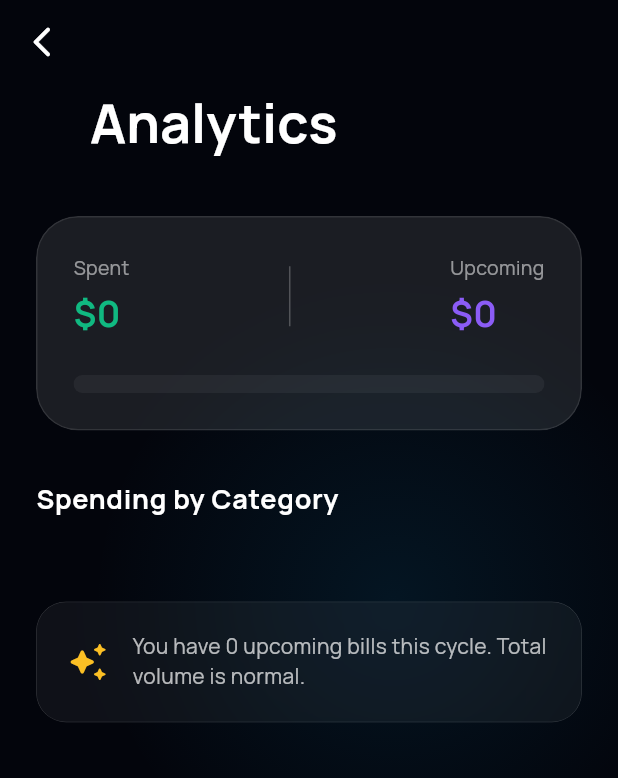
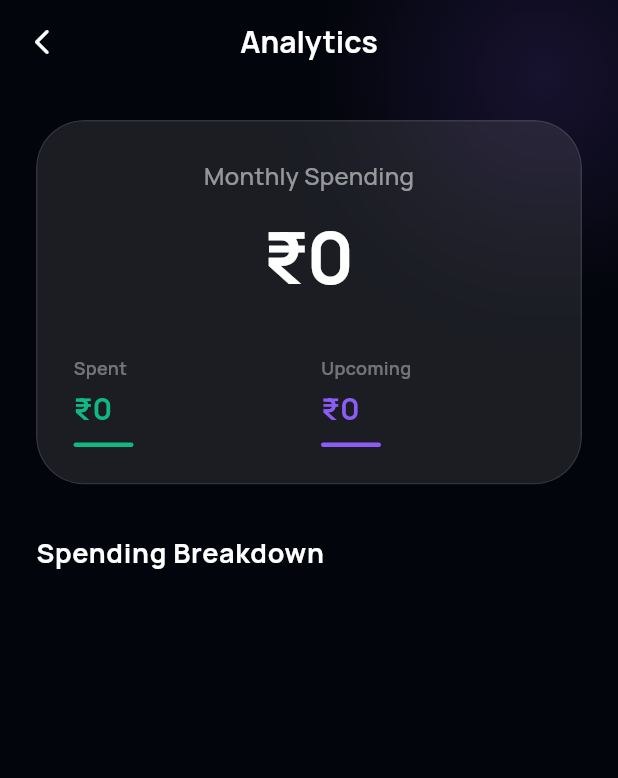
Before and after one commit to shashwatkarna/paymint_app, a Flutter app: the screen it shows once a user with an empty profile is signed in, item 2 of the bottom bar chosen, on a phone screen of 412 x 824 dp. Shown: the top 778 px of the screen. Run offline on Flutter 3.47's test engine with Material 3 defaults, Android fonts, the phone set to English and light mode, and no system bars; drawn by our look-alikes of glassmorphism_ui; our stand-ins replace cloud_firestore, firebase_auth, firebase_core, flutter_local_notifications, flutter_riverpod, google_fonts and 2 more; accounts and stored records are empty.

Commit message:
feat: implement bill management, state providers, and Firestore integration

```diff
--- a/lib/screens/calendar_screen.dart
+++ b/lib/screens/calendar_screen.dart
@@ -3,7 +3,7 @@ import 'package:flutter_riverpod/flutter_riverpod.dart';
 import 'package:table_calendar/table_calendar.dart';
 import 'package:glassmorphism_ui/glassmorphism_ui.dart';
 import '../models/bill_model.dart';
-import 'dashboard_screen.dart';
+import '../providers/bill_provider.dart';
 import '../widgets/bill_card.dart';
 import '../services/firestore_service.dart';
 
--- a/lib/screens/stats_screen.dart
+++ b/lib/screens/stats_screen.dart
@@ -3,7 +3,9 @@ import 'package:flutter_riverpod/flutter_riverpod.dart';
 import 'package:glassmorphism_ui/glassmorphism_ui.dart';
 import 'package:google_fonts/google_fonts.dart';
 import '../models/bill_model.dart';
-import 'dashboard_screen.dart';
+import '../providers/bill_provider.dart';
+import '../providers/user_provider.dart';
+import '../utils/bill_utils.dart';
 
 class StatsScreen extends ConsumerWidget {
   const StatsScreen({super.key});
@@ -11,43 +13,50 @@ class StatsScreen extends ConsumerWidget {
   @override
   Widget build(BuildContext context, WidgetRef ref) {
     final billsAsync = ref.watch(billStreamProvider);
+    final currencyCode = ref.watch(currencyProvider);
+    final symbol = BillUtils.getCurrencySymbol(currencyCode);
 
     return Scaffold(
       body: Stack(
         children: [
           // Background System
           Container(color: const Color(0xFF03050C)),
-          Positioned(
-            top: 200,
-            right: -50,
-            child: Container(
-              width: 400,
-              height: 400,
-              decoration: BoxDecoration(
-                shape: BoxShape.circle,
-                gradient: RadialGradient(
-                  colors: [
-                    const Color(0xFF0EA5E9).withValues(alpha: 0.1),
-                    const Color(0xFF0EA5E9).withValues(alpha: 0),
-                  ],
-                ),
-              ),
-            ),
-          ),
+          _buildRadialGlow(context),
 
           SafeArea(
-            child: CustomScrollView(
-              physics: const BouncingScrollPhysics(),
-              slivers: [
-                _buildSliverHeader(context),
-                SliverToBoxAdapter(
-                  child: billsAsync.when(
-                    data: (bills) => _buildStatsContent(context, bills),
-                    loading: () => const Center(child: CircularProgressIndicator(color: Color(0xFF8B5CF6))),
-                    error: (err, stack) => Center(child: Text('Error: $err', style: const TextStyle(color: Colors.white70))),
-                  ),
-                ),
-              ],
+            child: billsAsync.when(
+              data: (bills) {
+                // Calculation Logic using BillUtils for cycle-aware tracking
+                final spent = bills.where((b) => BillUtils.isPaidInCurrentMonth(b))
+                    .fold(0.0, (sum, b) => sum + (b.amount ?? 0));
+
+                final upcoming = bills.where((b) => !b.isPaid && !BillUtils.isPaidInCurrentMonth(b) && BillUtils.isDueInCurrentMonth(b))
+                    .fold(0.0, (sum, b) => sum + (b.amount ?? 0));
+
+                return CustomScrollView(
+                  physics: const BouncingScrollPhysics(),
+                  slivers: [
+                    _buildAppBar(context),
+                    SliverToBoxAdapter(
+                      child: Padding(
+                        padding: const EdgeInsets.all(24.0),
+                        child: Column(
+                          crossAxisAlignment: CrossAxisAlignment.start,
+                          children: [
+                            _buildSummaryCard(spent, upcoming, symbol),
+                            const SizedBox(height: 32),
+                            _buildSectionHeader('Spending Breakdown'),
+                            const SizedBox(height: 16),
+                            _buildBreakdownList(bills, symbol),
+                          ],
+                        ),
+                      ),
+                    ),
+                  ],
+                );
+              },
+              loading: () => const Center(child: CircularProgressIndicator(color: Color(0xFF8B5CF6))),
+              error: (err, stack) => Center(child: Text('Error: $err', style: const TextStyle(color: Colors.white70))),
             ),
           ),
         ],
@@ -55,85 +64,76 @@ class StatsScreen extends ConsumerWidget {
     );
   }
 
-  Widget _buildSliverHeader(BuildContext context) {
-    return SliverAppBar(
-      expandedHeight: 120,
-      backgroundColor: Colors.transparent,
-      elevation: 0,
-      leading: IconButton(
-        icon: const Icon(Icons.arrow_back_ios_new_rounded, color: Colors.white),
-        onPressed: () => Navigator.pop(context),
-      ),
-      flexibleSpace: FlexibleSpaceBar(
-        centerTitle: false,
-        titlePadding: const EdgeInsets.only(left: 60, bottom: 16),
-        title: Text(
-          'Analytics',
-          style: GoogleFonts.manrope(
-            fontWeight: FontWeight.bold,
-            fontSize: 24,
-            color: Colors.white,
+  Widget _buildRadialGlow(BuildContext context) {
+    return Positioned(
+      top: -100,
+      right: -100,
+      child: Container(
+        width: 300,
+        height: 300,
+        decoration: BoxDecoration(
+          shape: BoxShape.circle,
+          gradient: RadialGradient(
+            colors: [
+              const Color(0xFF8B5CF6).withValues(alpha: 0.15),
+              const Color(0xFF8B5CF6).withValues(alpha: 0),
+            ],
           ),
         ),
       ),
     );
   }
 
-  Widget _buildStatsContent(BuildContext context, List<BillModel> bills) {
-    final totalSpent = bills.where((b) => b.isPaid).fold(0.0, (sum, b) => sum + (b.amount ?? 0));
-    final totalUpcoming = bills.where((b) => !b.isPaid).fold(0.0, (sum, b) => sum + (b.amount ?? 0));
-
-    // Grouping by category
-    final categoryTotals = <String, double>{};
-    for (var bill in bills) {
-      categoryTotals[bill.category] = (categoryTotals[bill.category] ?? 0) + (bill.amount ?? 0);
-    }
-    final sortedCategories = categoryTotals.entries.toList()..sort((a, b) => b.value.compareTo(a.value));
-
-    return Padding(
-      padding: const EdgeInsets.all(24),
-      child: Column(
-        crossAxisAlignment: CrossAxisAlignment.start,
-        children: [
-          _buildSummaryCard(totalSpent, totalUpcoming),
-          const SizedBox(height: 32),
-          _buildSectionHeader('Spending by Category'),
-          const SizedBox(height: 16),
-          ...sortedCategories.map((entry) => _buildCategoryRow(entry.key, entry.value, totalSpent + totalUpcoming)),
-          const SizedBox(height: 40),
-          _buildInsightCard(bills),
-        ],
+  Widget _buildAppBar(BuildContext context) {
+    return SliverAppBar(
+      expandedHeight: 0,
+      backgroundColor: Colors.transparent,
+      elevation: 0,
+      leading: IconButton(
+        icon: const Icon(Icons.arrow_back_ios_new_rounded, color: Colors.white, size: 20),
+        onPressed: () => Navigator.pop(context),
       ),
+      title: Text(
+        'Analytics',
+        style: GoogleFonts.manrope(fontWeight: FontWeight.bold, fontSize: 20, color: Colors.white),
+      ),
+      centerTitle: true,
     );
   }
 
-  Widget _buildSummaryCard(double spent, double upcoming) {
+
+  Widget _buildSummaryCard(double spent, double upcoming, String symbol) {
     return GlassContainer(
-      blur: 25,
+      width: double.infinity,
+      blur: 30,
       opacity: 0.1,
-      borderRadius: BorderRadius.circular(28),
-      border: Border.all(color: Colors.white.withValues(alpha: 0.1)),
+      borderRadius: BorderRadius.circular(32),
+      border: Border.fromBorderSide(BorderSide(color: Colors.white.withValues(alpha: 0.1), width: 1)),
       child: Padding(
         padding: const EdgeInsets.all(24),
         child: Column(
           children: [
+            Text(
+              'Monthly Spending',
+              style: GoogleFonts.manrope(color: Colors.white54, fontSize: 16, fontWeight: FontWeight.w500),
+            ),
+            const SizedBox(height: 8),
+            Text(
+              '$symbol${(spent + upcoming).toStringAsFixed(0)}',
+              style: GoogleFonts.manrope(
+                fontSize: 48,
+                fontWeight: FontWeight.bold,
+                color: Colors.white,
+                letterSpacing: -1,
+              ),
+            ),
+            const SizedBox(height: 32),
             Row(
-              mainAxisAlignment: MainAxisAlignment.spaceBetween,
               children: [
-                _buildMetric('Spent', '\$${spent.toStringAsFixed(0)}', const Color(0xFF10B981)),
-                Container(width: 1, height: 40, color: Colors.white24),
-                _buildMetric('Upcoming', '\$${upcoming.toStringAsFixed(0)}', const Color(0xFF8B5CF6)),
+                _buildMetric('Spent', '$symbol${spent.toStringAsFixed(0)}', const Color(0xFF10B981)),
+                const SizedBox(width: 16),
+                _buildMetric('Upcoming', '$symbol${upcoming.toStringAsFixed(0)}', const Color(0xFF8B5CF6)),
               ],
-            ),
-            const SizedBox(height: 24),
-            ClipRRect(
-              borderRadius: BorderRadius.circular(10),
-              child: LinearProgressIndicator(
-                value: (spent + upcoming) > 0 ? spent / (spent + upcoming) : 0,
-                minHeight: 12,
-                backgroundColor: Colors.white.withValues(alpha: 0.05),
-                color: const Color(0xFF10B981),
-              ),
             ),
           ],
         ),
@@ -142,48 +142,18 @@ class StatsScreen extends ConsumerWidget {
   }
 
   Widget _buildMetric(String label, String value, Color color) {
-    return Column(
-      crossAxisAlignment: CrossAxisAlignment.start,
-      children: [
-        Text(label, style: GoogleFonts.manrope(color: Colors.white54, fontSize: 13)),
-        const SizedBox(height: 4),
-        Text(value, style: GoogleFonts.manrope(color: color, fontSize: 24, fontWeight: FontWeight.bold)),
-      ],
-    );
-  }
-
-  Widget _buildCategoryRow(String category, double amount, double total) {
-    final percentage = total > 0 ? amount / total : 0.0;
-    return Padding(
-      padding: const EdgeInsets.only(bottom: 16),
+    return Expanded(
       child: Column(
+        crossAxisAlignment: CrossAxisAlignment.start,
         children: [
-          Row(
-            mainAxisAlignment: MainAxisAlignment.spaceBetween,
-            children: [
-              Text(category, style: GoogleFonts.manrope(color: Colors.white, fontWeight: FontWeight.w600)),
-              Text('\$${amount.toStringAsFixed(0)}', style: GoogleFonts.manrope(color: Colors.white70)),
-            ],
+          Text(label, style: GoogleFonts.manrope(color: Colors.white38, fontSize: 12, fontWeight: FontWeight.w600)),
+          const SizedBox(height: 4),
+          Text(
+            value,
+            style: GoogleFonts.manrope(fontSize: 20, fontWeight: FontWeight.bold, color: color),
           ),
           const SizedBox(height: 8),
-          Stack(
-            children: [
-              Container(
-                height: 6,
-                decoration: BoxDecoration(color: Colors.white.withValues(alpha: 0.05), borderRadius: BorderRadius.circular(3)),
-              ),
-              FractionallySizedBox(
-                widthFactor: percentage,
-                child: Container(
-                  height: 6,
-                  decoration: BoxDecoration(
-                    gradient: const LinearGradient(colors: [Color(0xFF8B5CF6), Color(0xFF0EA5E9)]),
-                    borderRadius: BorderRadius.circular(3),
-                  ),
-                ),
-              ),
-            ],
-          ),
+          Container(height: 3, width: 40, decoration: BoxDecoration(color: color, borderRadius: BorderRadius.circular(2))),
         ],
       ),
     );
@@ -192,36 +162,62 @@ class StatsScreen extends ConsumerWidget {
   Widget _buildSectionHeader(String title) {
     return Text(
       title,
-      style: GoogleFonts.manrope(
-        fontSize: 18,
-        fontWeight: FontWeight.bold,
-        color: Colors.white,
-        letterSpacing: 0.5,
+      style: GoogleFonts.manrope(fontSize: 18, fontWeight: FontWeight.bold, color: Colors.white, letterSpacing: 0.5),
+    );
+  }
+
+  Widget _buildBreakdownList(List<BillModel> bills, String symbol) {
+    // Group by category
+    final categories = <String, double>{};
+    for (var b in bills) {
+      if (b.amount != null) {
+        categories[b.category] = (categories[b.category] ?? 0) + b.amount!;
+      }
+    }
+
+    final sortedCategories = categories.entries.toList()..sort((a, b) => b.value.compareTo(a.value));
+
+    return Column(
+      children: sortedCategories.map((entry) => _buildBreakdownItem(entry.key, entry.value, symbol)).toList(),
+    );
+  }
+
+  Widget _buildBreakdownItem(String category, double amount, String symbol) {
+    return Padding(
+      padding: const EdgeInsets.only(bottom: 16),
+      child: GlassContainer(
+        blur: 20,
+        opacity: 0.05,
+        borderRadius: BorderRadius.circular(20),
+        child: Padding(
+          padding: const EdgeInsets.all(16),
+          child: Row(
+            children: [
+              Container(
+                padding: const EdgeInsets.all(10),
+                decoration: BoxDecoration(color: const Color(0xFF8B5CF6).withValues(alpha: 0.1), borderRadius: BorderRadius.circular(12)),
+                child: Icon(_getCategoryIcon(category), color: const Color(0xFF8B5CF6), size: 20),
+              ),
+              const SizedBox(width: 16),
+              Expanded(
+                child: Text(category, style: GoogleFonts.manrope(color: Colors.white, fontWeight: FontWeight.w600)),
+              ),
+              Text('$symbol${amount.toStringAsFixed(0)}', style: GoogleFonts.manrope(color: Colors.white70)),
+            ],
+          ),
+        ),
       ),
     );
   }
 
-  Widget _buildInsightCard(List<BillModel> bills) {
-    final unpaidCount = bills.where((b) => !b.isPaid).length;
-    return GlassContainer(
-      blur: 25,
-      opacity: 0.05,
-      borderRadius: BorderRadius.circular(20),
-      child: Padding(
-        padding: const EdgeInsets.all(20),
-        child: Row(
-          children: [
-            const Icon(Icons.auto_awesome_rounded, color: Color(0xFFFBBF24), size: 28),
-            const SizedBox(width: 16),
-            Expanded(
-              child: Text(
-                'You have $unpaidCount upcoming bills this cycle. Total volume is normal.',
-                style: GoogleFonts.manrope(color: Colors.white70, fontSize: 14),
-              ),
-            ),
-          ],
-        ),
-      ),
-    );
+  IconData _getCategoryIcon(String category) {
+    switch (category) {
+      case 'Credit Card': return Icons.credit_card_rounded;
+      case 'EMI': return Icons.account_balance_rounded;
+      case 'Rent': return Icons.home_rounded;
+      case 'Subscription': return Icons.subscriptions_rounded;
+      case 'Utility': return Icons.lightbulb_outline_rounded;
+      default: return Icons.receipt_long_rounded;
+    }
   }
 }
--- /dev/null
+++ b/lib/utils/bill_utils.dart
@@ -0,0 +1,26 @@
+import '../models/bill_model.dart';
+
+class BillUtils {
+  static bool isPaidInCurrentMonth(BillModel bill) {
+    if (bill.lastPaidDate == null) return false;
+    final now = DateTime.now();
+    return bill.lastPaidDate!.month == now.month &&
+           bill.lastPaidDate!.year == now.year;
+  }
+
+  static bool isDueInCurrentMonth(BillModel bill) {
+    final now = DateTime.now();
+    return bill.nextDueDate.month == now.month &&
+           bill.nextDueDate.year == now.year;
+  }
+
+  static String getCurrencySymbol(String code) {
+    switch (code) {
+      case 'INR': return '₹';
+      case 'EUR': return '€';
+      case 'GBP': return '£';
+      case 'USD': return '\$';
+      default: return '\$';
+    }
+  }
+}
```
Also changed, not shown: lib/providers/bill_provider.dart (added, +8 -0 lines), lib/screens/add_bill_screen.dart (+19 -7 lines), lib/screens/dashboard_screen.dart (+6 -17 lines), lib/widgets/bill_card.dart (+8 -3 lines).
